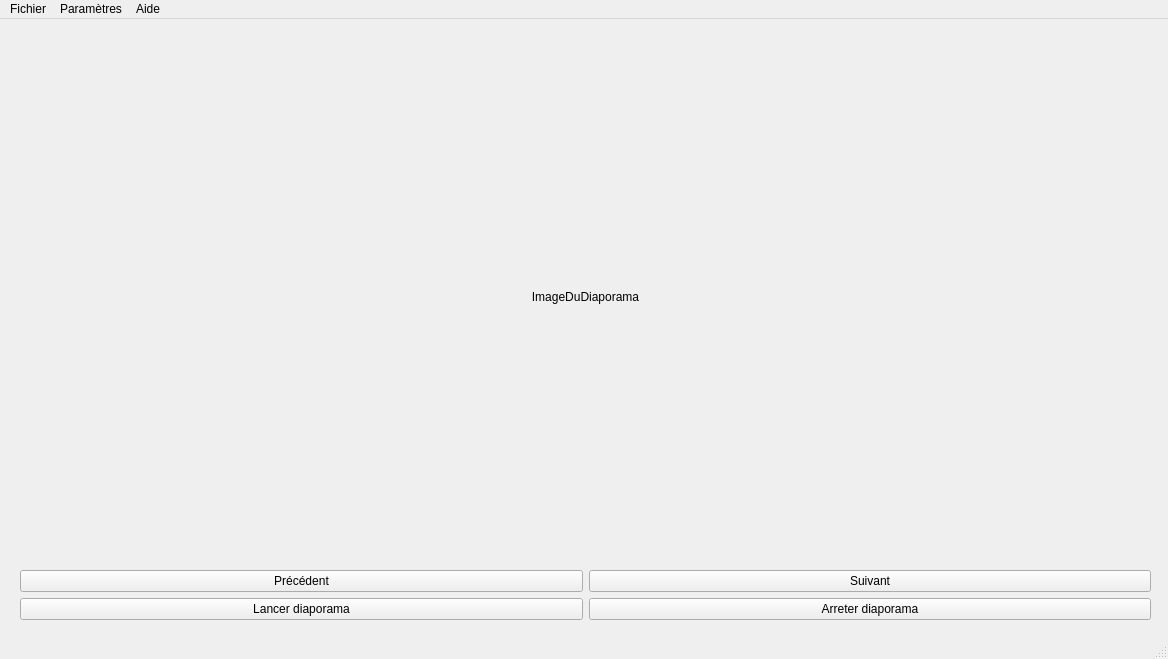
First picture: the form in lecteurDiaporama/lecteurvue.ui, repository Gorka-DB/S2.01-Rendus, before the edit.
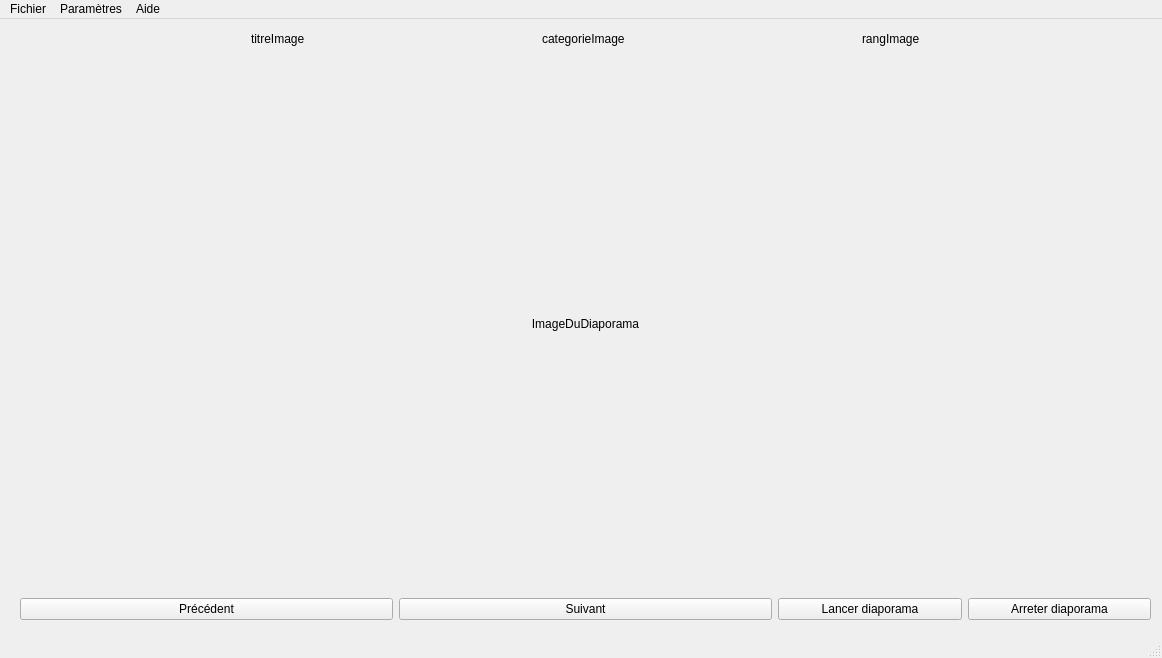
Second picture: the form after the edit.

What changed in the file:
```diff
--- a/lecteurDiaporama/lecteurvue.ui
+++ b/lecteurDiaporama/lecteurvue.ui
@@ -6,8 +6,8 @@
    <rect>
     <x>0</x>
     <y>0</y>
-    <width>1168</width>
-    <height>659</height>
+    <width>1162</width>
+    <height>658</height>
    </rect>
   </property>
   <property name="windowTitle">
@@ -27,6 +27,83 @@
      <item>
       <layout class="QGridLayout" name="gridLayout"/>
      </item>
+     <item>
+      <layout class="QHBoxLayout" name="horizontalLayout_4">
+       <item>
+        <spacer name="horizontalSpacer">
+         <property name="orientation">
+          <enum>Qt::Horizontal</enum>
+         </property>
+         <property name="sizeHint" stdset="0">
+          <size>
+           <width>40</width>
+           <height>20</height>
+          </size>
+         </property>
+        </spacer>
+       </item>
+       <item>
+        <widget class="QLabel" name="titreImage">
+         <property name="text">
+          <string>titreImage</string>
+         </property>
+        </widget>
+       </item>
+       <item>
+        <spacer name="horizontalSpacer_3">
+         <property name="orientation">
+          <enum>Qt::Horizontal</enum>
+         </property>
+         <property name="sizeHint" stdset="0">
+          <size>
+           <width>40</width>
+           <height>20</height>
+          </size>
+         </property>
+        </spacer>
+       </item>
+       <item>
+        <widget class="QLabel" name="categorieImage">
+         <property name="text">
+          <string>categorieImage</string>
+         </property>
+        </widget>
+       </item>
+       <item>
+        <spacer name="horizontalSpacer_4">
+         <property name="orientation">
+          <enum>Qt::Horizontal</enum>
+         </property>
+         <property name="sizeHint" stdset="0">
+          <size>
+           <width>40</width>
+           <height>20</height>
+          </size>
+         </property>
+        </spacer>
+       </item>
+       <item>
+        <widget class="QLabel" name="rangImage">
+         <property name="text">
+          <string>rangImage</string>
+         </property>
+        </widget>
+       </item>
+       <item>
+        <spacer name="horizontalSpacer_2">
+         <property name="orientation">
+          <enum>Qt::Horizontal</enum>
+         </property>
+         <property name="sizeHint" stdset="0">
+          <size>
+           <width>40</width>
+           <height>20</height>
+          </size>
+         </property>
+        </spacer>
+       </item>
+      </layout>
+     </item>
      <item>
       <spacer name="verticalSpacer_2">
        <property name="orientation">
@@ -82,8 +159,6 @@
          </property>
         </widget>
        </item>
-      </layout>
-     </item>
      <item>
       <layout class="QHBoxLayout" name="horizontalLayout_2">
        <item>
@@ -103,6 +178,8 @@
       </layout>
      </item>
     </layout>
+     </item>
+    </layout>
    </widget>
   </widget>
   <widget class="QMenuBar" name="menubar">
@@ -110,8 +187,8 @@
     <rect>
      <x>0</x>
      <y>0</y>
-     <width>1168</width>
-     <height>21</height>
+     <width>1162</width>
+     <height>22</height>
     </rect>
    </property>
    <widget class="QMenu" name="menuParametres">
```
Lines whose indentation alone changed are shown as unchanged.
